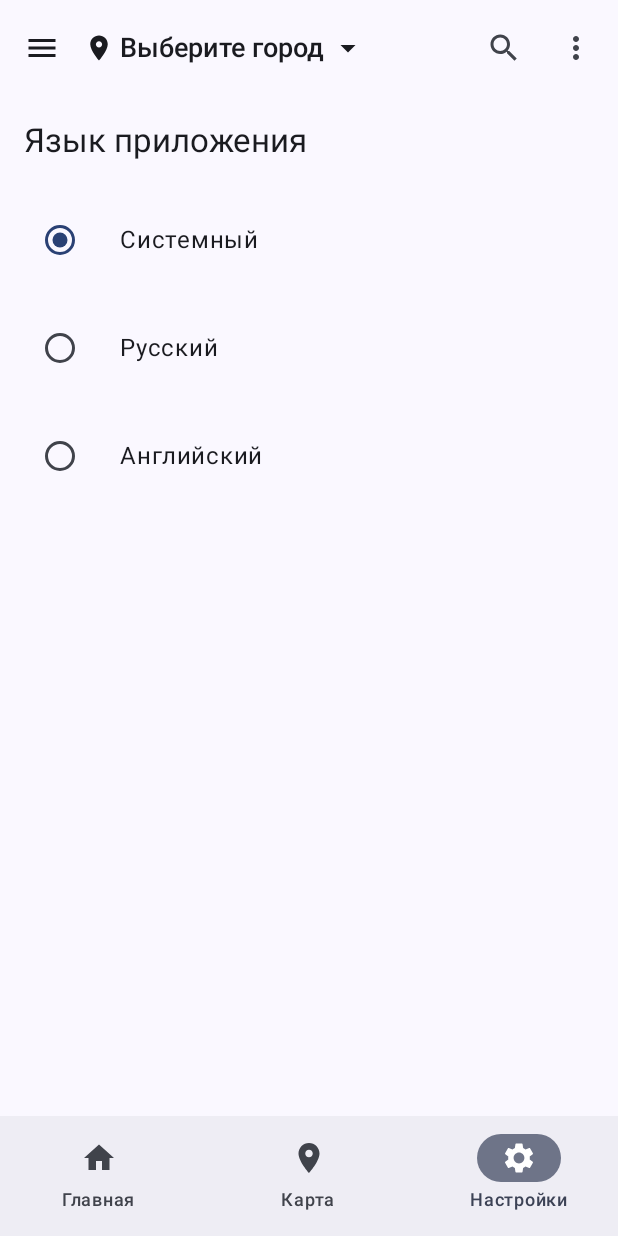
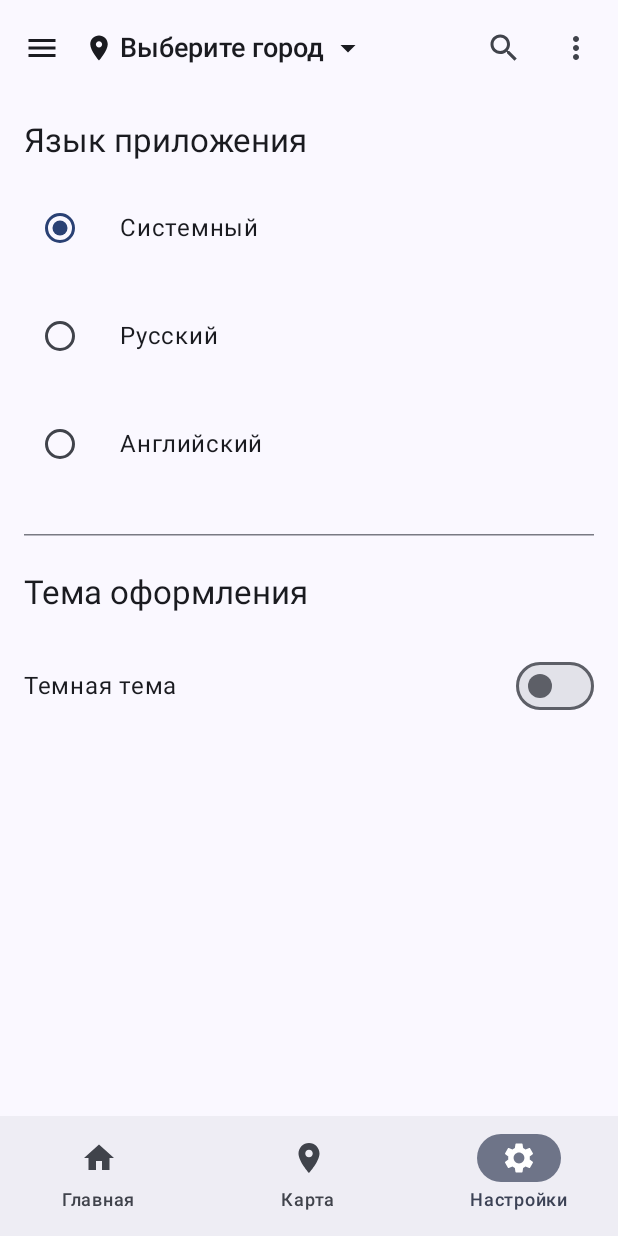
Before and after one commit to solandmedotru/DryDriveApp, an Android app built with Jetpack Compose: the screen it shows after launch (MainActivity), item 3 of the bottom bar chosen, on a phone screen of 412 x 824 dp. Run offline under Robolectric (Android 15) with nearby library versions, the phone set to English and light mode, and no system bars; our stand-ins replace Dagger/Hilt's generated code; libraries missing offline, so code that uses them is left out: com.jakewharton.retrofit2.

Commit message:
Feat: Add theme switcher to settings" или "Implement Light/Dark theme toggle

```diff
--- a/app/src/main/java/ru/devsoland/DryDriveApplication.kt
+++ b/app/src/main/java/ru/devsoland/DryDriveApplication.kt
@@ -8,8 +8,5 @@ class DryDriveApplication : Application() {
 
     override fun onCreate() {
         super.onCreate()
-        // На данный момент здесь ничего не делаем,
-        // связанного с языком. Это будет добавлено позже.
-        // Hilt будет инициализирован благодаря аннотации @HiltAndroidApp.
     }
 }
--- a/app/src/main/java/ru/devsoland/drydrive/DryDriveApp.kt
+++ b/app/src/main/java/ru/devsoland/drydrive/DryDriveApp.kt
@@ -97,17 +97,15 @@ fun DryDriveApp(
                 when (selectedItemIndex) {
                     0 -> // Экран Погоды
                         WeatherScreen(
-                            modifier = Modifier.padding(paddingValues).fillMaxSize(), // Передаем paddingValues
-                            viewModel = weatherViewModel // Передаем ту же ViewModel, чтобы uiState был синхронизирован
-                            // или WeatherScreen может сам получить через hiltViewModel()
-                            // если вы хотите разные инстансы или он не нужен в DryDriveApp напрямую
+                            modifier = Modifier.padding(paddingValues).fillMaxSize(),
+                            viewModel = weatherViewModel
                         )
                     1 -> MapScreenPlaceholder(
                         modifier = Modifier.padding(paddingValues).fillMaxSize()
                     )
-                    2 -> SettingsScreen(
-                        modifier = Modifier.padding(paddingValues).fillMaxSize(),
-                        viewModel = weatherViewModel // Передаем ту же ViewModel
+                    2 -> SettingsScreen( // <--- ИЗМЕНЕНИЕ ЗДЕСЬ
+                        modifier = Modifier.padding(paddingValues).fillMaxSize()
+                        // viewModel = weatherViewModel <-- ЭТА СТРОКА УДАЛЕНА
                     )
                 }
             }
--- a/app/src/main/java/ru/devsoland/drydrive/MainActivity.kt
+++ b/app/src/main/java/ru/devsoland/drydrive/MainActivity.kt
@@ -7,28 +7,35 @@ import android.util.Log
 import androidx.activity.ComponentActivity
 import androidx.activity.compose.setContent
 import androidx.activity.viewModels
-// import androidx.activity.viewModels // <-- УБИРАЕМ, если ViewModel получается в DryDriveApp
 import androidx.appcompat.app.AppCompatDelegate
+import androidx.compose.foundation.isSystemInDarkTheme // <-- Импорт для isSystemInDarkTheme
 import androidx.compose.foundation.layout.*
 import androidx.compose.material3.*
+import androidx.compose.runtime.Composable // <-- Добавлен импорт Composable
+import androidx.compose.runtime.collectAsState // <-- Импорт для collectAsState
+import androidx.compose.runtime.getValue // <-- Импорт для getValue
 import androidx.compose.ui.Modifier
 import androidx.core.view.WindowCompat
-import androidx.lifecycle.lifecycleScope // ОСТАВЛЯЕМ, если есть recreateActivityEvent
+import androidx.lifecycle.lifecycleScope
 import dagger.hilt.android.AndroidEntryPoint
 import dagger.hilt.android.EntryPointAccessors
 import kotlinx.coroutines.flow.first
-import kotlinx.coroutines.launch // ОСТАВЛЯЕМ, если есть recreateActivityEvent
+import kotlinx.coroutines.launch
 import kotlinx.coroutines.runBlocking
 import ru.devsoland.drydrive.common.util.setAppLocale
 import ru.devsoland.drydrive.common.model.AppLanguage
+import ru.devsoland.drydrive.common.model.ThemeSetting // <-- Импорт ThemeSetting
 import ru.devsoland.drydrive.data.preferences.UserPreferencesManager
 import ru.devsoland.drydrive.di.UserPreferencesEntryPoint
-import ru.devsoland.drydrive.feature_weather.ui.WeatherViewModel // <-- УБИРАЕМ, если ViewModel не создается здесь
+import ru.devsoland.drydrive.feature_weather.ui.WeatherViewModel
 import ru.devsoland.drydrive.ui.theme.DryDriveTheme
-
+import javax.inject.Inject // <-- Импорт для @Inject
 
 @AndroidEntryPoint
 class MainActivity : ComponentActivity() {
+
+    @Inject // Внедряем UserPreferencesManager
+    lateinit var userPreferencesManager: UserPreferencesManager
 
     private val weatherViewModel: WeatherViewModel by viewModels()
 
@@ -38,29 +45,22 @@ class MainActivity : ComponentActivity() {
             "attachBaseContext CALLED. Initial base context locale: ${newBase.resources.configuration.locale}"
         )
 
-        val userPreferencesManager: UserPreferencesManager
-        try {
+        // Логика для языка остается здесь, так как она нужна очень рано
+        val tempUserPreferencesManager: UserPreferencesManager = try {
             val entryPoint = EntryPointAccessors.fromApplication(
                 newBase.applicationContext,
                 UserPreferencesEntryPoint::class.java
             )
-            userPreferencesManager = entryPoint.getUserPreferencesManager()
-            Log.d(
-                "MainActivityLifecycle",
-                "UserPreferencesManager obtained successfully via EntryPoint."
-            )
-        } catch (e: IllegalStateException) {
-            Log.e(
-                "MainActivityLifecycle",
-                "Hilt not ready in attachBaseContext to get UserPreferencesManager: ${e.message}. Using default base context.",
-                e
-            )
-            super.attachBaseContext(newBase)
-            return
+            entryPoint.getUserPreferencesManager().also {
+                Log.d(
+                    "MainActivityLifecycle",
+                    "UserPreferencesManager obtained successfully via EntryPoint for language."
+                )
+            }
         } catch (e: Exception) {
             Log.e(
                 "MainActivityLifecycle",
-                "Unexpected error getting UserPreferencesManager: ${e.message}. Using default base context.",
+                "Error getting UserPreferencesManager in attachBaseContext: ${e.message}. Using default base context.",
                 e
             )
             super.attachBaseContext(newBase)
@@ -73,12 +73,12 @@ class MainActivity : ComponentActivity() {
                 "attachBaseContext: Attempting to get language code via runBlocking..."
             )
             runBlocking {
-                userPreferencesManager.selectedLanguageFlow.first().code
+                tempUserPreferencesManager.selectedLanguageFlow.first().code
             }
         } catch (e: Exception) {
             Log.e(
                 "MainActivityLifecycle",
-                "Error getting language code in runBlocking for attachBaseContext: ${e.message}. Defaulting to SYSTEM code.",
+                "Error getting language code for attachBaseContext: ${e.message}. Defaulting to SYSTEM code.",
                 e
             )
             AppLanguage.SYSTEM.code
@@ -106,7 +106,7 @@ class MainActivity : ComponentActivity() {
 
     override fun onCreate(savedInstanceState: Bundle?) {
         super.onCreate(savedInstanceState)
-        // ... ваш код onCreate для логов локали ...
+        // ... ваш существующий код onCreate для логов локали ...
         if (Build.VERSION.SDK_INT >= Build.VERSION_CODES.N) {
             Log.d(
                 "MainActivityLifecycle",
@@ -138,12 +138,24 @@ class MainActivity : ComponentActivity() {
         }
 
         setContent {
-            DryDriveTheme {
+            // Получаем текущую настройку темы из UserPreferencesManager
+            val currentThemeSetting by userPreferencesManager.selectedThemeFlow.collectAsState(
+                initial = ThemeSetting.SYSTEM // Начальное значение, пока Flow не эмитирует первое
+            )
+
+            // Определяем, использовать ли темную тему
+            val useDarkTheme = when (currentThemeSetting) {
+                ThemeSetting.LIGHT -> false
+                ThemeSetting.DARK -> true
+                ThemeSetting.SYSTEM -> isSystemInDarkTheme()
+            }
+
+            DryDriveTheme(darkTheme = useDarkTheme) { // Передаем результат в DryDriveTheme
                 Surface(
                     modifier = Modifier.fillMaxSize(),
                     color = MaterialTheme.colorScheme.background
                 ) {
-                    DryDriveApp(weatherViewModel = weatherViewModel) // <--- ПЕРЕДАЕМ ViewModel
+                    DryDriveApp(weatherViewModel = weatherViewModel)
                 }
             }
         }
--- /dev/null
+++ b/app/src/main/java/ru/devsoland/drydrive/common/model/ThemeSetting.kt
@@ -0,0 +1,7 @@
+package ru.devsoland.drydrive.common.model
+
+enum class ThemeSetting {
+    LIGHT,
+    DARK,
+    SYSTEM
+}
--- a/app/src/main/java/ru/devsoland/drydrive/data/preferences/UserPreferencesManager.kt
+++ b/app/src/main/java/ru/devsoland/drydrive/data/preferences/UserPreferencesManager.kt
@@ -12,24 +12,25 @@ import kotlinx.coroutines.flow.Flow
 import kotlinx.coroutines.flow.catch
 import kotlinx.coroutines.flow.map
 import ru.devsoland.drydrive.common.model.AppLanguage
-import ru.devsoland.drydrive.data.api.model.City // <-- Убедитесь, что импорт City корректен
+import ru.devsoland.drydrive.common.model.ThemeSetting // Добавлен импорт
+import ru.devsoland.drydrive.data.api.model.City
 import java.io.IOException
 import javax.inject.Inject
 import javax.inject.Singleton
 
 
-private val Context.appPreferencesDataStore by preferencesDataStore(name = "user_settings_drydrive") // Обновил имя файла DataStore
+private val Context.appPreferencesDataStore by preferencesDataStore(name = "user_settings_drydrive")
 
 object UserPreferenceKeys {
     val SELECTED_LANGUAGE_CODE = stringPreferencesKey("selected_language_code")
+    val SELECTED_THEME = stringPreferencesKey("selected_theme") // Ключ для темы
 
     // Новые ключи для города
     val LAST_CITY_NAME = stringPreferencesKey("last_city_name")
-    val LAST_CITY_LAT = doublePreferencesKey("last_city_lat") // Широта - Double
-    val LAST_CITY_LON = doublePreferencesKey("last_city_lon") // Долгота - Double
+    val LAST_CITY_LAT = doublePreferencesKey("last_city_lat")
+    val LAST_CITY_LON = doublePreferencesKey("last_city_lon")
     val LAST_CITY_COUNTRY = stringPreferencesKey("last_city_country")
-    val LAST_CITY_STATE = stringPreferencesKey("last_city_state") // State может быть null, сохраняем как String
-    // localNames пока не сохраняем, их получим из API при загрузке
+    val LAST_CITY_STATE = stringPreferencesKey("last_city_state")
 }
 
 @Singleton
@@ -57,11 +58,41 @@ class UserPreferencesManager @Inject constructor(@ApplicationContext private val
             }
         } catch (e: IOException) {
             Log.e("UserPrefsManager", "IOException while saving language.", e)
-            // Можно добавить обработку ошибки, например, через SharedFlow для UI
         } catch (e: Exception) {
             Log.e("UserPrefsManager", "Unexpected error saving language.", e)
         }
     }
+
+    // --- Настройки темы ---
+    val selectedThemeFlow: Flow<ThemeSetting> = context.appPreferencesDataStore.data
+        .catch { exception ->
+            handlePreferenceReadError("theme", exception)
+            emit(emptyPreferences())
+        }
+        .map { preferences ->
+            val themeName = preferences[UserPreferenceKeys.SELECTED_THEME]
+            Log.d("UserPrefsManager", "Read theme name: '$themeName'")
+            try {
+                if (themeName != null) ThemeSetting.valueOf(themeName) else ThemeSetting.SYSTEM
+            } catch (e: IllegalArgumentException) {
+                Log.w("UserPrefsManager", "Invalid theme name '$themeName' in preferences, defaulting to SYSTEM.")
+                ThemeSetting.SYSTEM
+            }
+        }
+
+    suspend fun saveSelectedTheme(theme: ThemeSetting) {
+        try {
+            context.appPreferencesDataStore.edit { preferences ->
+                preferences[UserPreferenceKeys.SELECTED_THEME] = theme.name
+                Log.d("UserPrefsManager", "Saved theme: '${theme.name}'")
+            }
+        } catch (e: IOException) {
+            Log.e("UserPrefsManager", "IOException while saving theme.", e)
+        } catch (e: Exception) {
+            Log.e("UserPrefsManager", "Unexpected error saving theme.", e)
+        }
+    }
+
 
     // --- Настройки последнего выбранного города ---
     val lastSelectedCityFlow: Flow<City?> = context.appPreferencesDataStore.data
@@ -76,9 +107,8 @@ class UserPreferencesManager @Inject constructor(@ApplicationContext private val
             val country = preferences[UserPreferenceKeys.LAST_CITY_COUNTRY]
 
             if (name != null && lat != null && lon != null && country != null) {
-                val state = preferences[UserPreferenceKeys.LAST_CITY_STATE] // State может быть null
+                val state = preferences[UserPreferenceKeys.LAST_CITY_STATE]
                 Log.d("UserPrefsManager", "Read last city: $name, $lat, $lon, $country, State: $state")
-                // localNames будут null, так как мы их не сохраняем. API их вернет.
                 City(name = name, lat = lat, lon = lon, country = country, state = state, localNames = null)
             } else {
                 Log.d("UserPrefsManager", "No valid last city data found in preferences.")
@@ -97,11 +127,10 @@ class UserPreferencesManager @Inject constructor(@ApplicationContext private val
                     if (city.state != null) {
                         preferences[UserPreferenceKeys.LAST_CITY_STATE] = city.state
                     } else {
-                        preferences.remove(UserPreferenceKeys.LAST_CITY_STATE) // Удаляем, если state null
+                        preferences.remove(UserPreferenceKeys.LAST_CITY_STATE)
                     }
                     Log.d("UserPrefsManager", "Saved last city: ${city.name}")
                 } else {
-                    // Если city is null, удаляем все ключи города (сброс)
                     preferences.remove(UserPreferenceKeys.LAST_CITY_NAME)
                     preferences.remove(UserPreferenceKeys.LAST_CITY_LAT)
                     preferences.remove(UserPreferenceKeys.LAST_CITY_LON)
@@ -123,7 +152,6 @@ class UserPreferencesManager @Inject constructor(@ApplicationContext private val
             Log.e("UserPrefsManager", "IOException while reading $preferenceName preferences.", exception)
         } else {
             Log.e("UserPrefsManager", "Unexpected error reading $preferenceName preferences.", exception)
-            // Не перебрасываем, чтобы не уронить приложение, map вернет значение по умолчанию
         }
     }
 }
--- a/app/src/main/java/ru/devsoland/drydrive/di/LanguageManagerEntryPoint.kt
+++ /dev/null
@@ -1,12 +0,0 @@
-package ru.devsoland.drydrive.di // или ваш пакет для DI
-
-import dagger.hilt.EntryPoint
-import dagger.hilt.InstallIn
-import dagger.hilt.components.SingletonComponent
-import ru.devsoland.drydrive.data.preferences.UserPreferencesManager // <--- ИЗМЕНИТЬ ИМПОРТ
-
-@EntryPoint
-@InstallIn(SingletonComponent::class)
-interface UserPreferencesEntryPoint { // <--- ПЕРЕИМЕНОВАТЬ ИНТЕРФЕЙС
-    fun getUserPreferencesManager(): UserPreferencesManager // <--- ИЗМЕНИТЬ ТИП И ИМЯ МЕТОДА
-}
--- /dev/null
+++ b/app/src/main/java/ru/devsoland/drydrive/di/UserPreferencesEntryPoint.kt
@@ -0,0 +1,12 @@
+package ru.devsoland.drydrive.di // или ваш пакет для DI
+
+import dagger.hilt.EntryPoint
+import dagger.hilt.InstallIn
+import dagger.hilt.components.SingletonComponent
+import ru.devsoland.drydrive.data.preferences.UserPreferencesManager
+
+@EntryPoint
+@InstallIn(SingletonComponent::class)
+interface UserPreferencesEntryPoint {
+    fun getUserPreferencesManager(): UserPreferencesManager
+}
--- a/app/src/main/java/ru/devsoland/drydrive/feature_settings/ui/SettingsScreen.kt
+++ b/app/src/main/java/ru/devsoland/drydrive/feature_settings/ui/SettingsScreen.kt
@@ -1,85 +1,147 @@
 package ru.devsoland.drydrive.feature_settings.ui
 
 import androidx.compose.foundation.clickable
+import androidx.compose.foundation.isSystemInDarkTheme // <-- Import for system theme check
+import androidx.compose.foundation.layout.Arrangement
 import androidx.compose.foundation.layout.Column
 import androidx.compose.foundation.layout.Row
 import androidx.compose.foundation.layout.Spacer
 import androidx.compose.foundation.layout.fillMaxWidth
+import androidx.compose.foundation.layout.height
 import androidx.compose.foundation.layout.padding
 import androidx.compose.foundation.layout.width
+import androidx.compose.material3.HorizontalDivider
 import androidx.compose.material3.MaterialTheme
 import androidx.compose.material3.RadioButton
+import androidx.compose.material3.Switch // <-- Import Switch
 import androidx.compose.material3.Text
 import androidx.compose.runtime.Composable
 import androidx.compose.runtime.collectAsState
 import androidx.compose.runtime.getValue
 import androidx.compose.ui.Alignment
 import androidx.compose.ui.Modifier
-import androidx.compose.ui.platform.LocalContext // Для appLanguageDisplayName
+import androidx.compose.ui.platform.LocalContext
 import androidx.compose.ui.res.stringResource
 import androidx.compose.ui.unit.dp
 import androidx.lifecycle.viewmodel.compose.viewModel
-import ru.devsoland.drydrive.feature_weather.ui.WeatherViewModel // Используем наш основной ViewModel
 import ru.devsoland.drydrive.R
 import ru.devsoland.drydrive.common.model.AppLanguage
+import ru.devsoland.drydrive.common.model.ThemeSetting
 
 /**
  * Composable функция для отображения отображаемого имени языка.
- * Мы определяем ее здесь, так как LanguageManager не должен знать о Composable.
  */
 @Composable
 private fun appLanguageDisplayName(language: AppLanguage): String {
     return LocalContext.current.getString(language.displayNameResId)
 }
 
+// themeSettingDisplayName function is no longer needed
+
 @Composable
 fun SettingsScreen(
-    modifier: Modifier = Modifier, // Modifier для применения padding из Scaffold
-    viewModel: WeatherViewModel = viewModel()
+    modifier: Modifier = Modifier,
+    viewModel: SettingsViewModel = viewModel()
 ) {
-    // Подписываемся на StateFlow текущего языка из ViewModel
     val currentLanguage by viewModel.currentLanguage.collectAsState()
+    val currentTheme by viewModel.currentTheme.collectAsState()
+    val isSystemDark = isSystemInDarkTheme() // Check actual system theme
 
     Column(
-        modifier = modifier // Применяем padding, переданный от Scaffold
-            .padding(all = 16.dp) // Дополнительный внутренний padding для контента экрана
+        modifier = modifier
+            .padding(all = 16.dp)
     ) {
+        // --- Секция выбора языка ---
         Text(
-            text = stringResource(R.string.settings_language_title), // "Язык приложения"
+            text = stringResource(R.string.settings_language_title),
             style = MaterialTheme.typography.titleLarge,
-            modifier = Modifier.padding(bottom = 16.dp)
+            modifier = Modifier.padding(bottom = 8.dp)
         )
-
-        // Перебираем все доступные языки из нашего enum AppLanguage
         AppLanguage.entries.forEach { language ->
-            Row(
-                modifier = Modifier
-                    .fillMaxWidth()
-                    .clickable { // Делаем всю строку кликабельной
-                        // Вызываем метод ViewModel для сохранения выбранного языка
-                        if (currentLanguage != language) { // Чтобы не вызывать лишний раз, если язык уже выбран
-                            viewModel.onLanguageSelected(language)
-                            // Пока НЕ вызываем recreate() Activity
-                        }
-                    }
-                    .padding(vertical = 12.dp),
-                verticalAlignment = Alignment.CenterVertically
-            ) {
-                RadioButton(
-                    selected = (currentLanguage == language),
+            SelectableRow(
+                text = appLanguageDisplayName(language),
+                selected = currentLanguage == language,
                 onClick = {
-                        // Этот onClick для RadioButton также вызывает смену языка
                     if (currentLanguage != language) {
                         viewModel.onLanguageSelected(language)
                     }
                 }
             )
+        }
+
+        Spacer(Modifier.height(24.dp))
+        HorizontalDivider()
+        Spacer(Modifier.height(24.dp))
+
+        // --- Секция выбора темы ---
+        Text(
+            text = stringResource(R.string.settings_theme_title),
+            style = MaterialTheme.typography.titleLarge,
+            modifier = Modifier.padding(bottom = 16.dp) // Added a bit more bottom padding
+        )
+
+        Row(
+            modifier = Modifier
+                .fillMaxWidth()
+                .clickable {
+                    // Toggle theme when the row is clicked
+                    val newTheme = if (currentTheme == ThemeSetting.DARK || (currentTheme == ThemeSetting.SYSTEM && isSystemDark)) {
+                        ThemeSetting.LIGHT
+                    } else {
+                        ThemeSetting.DARK
+                    }
+                    viewModel.onThemeSelected(newTheme)
+                }
+                .padding(vertical = 8.dp), // Adjusted padding for the row
+            verticalAlignment = Alignment.CenterVertically,
+            horizontalArrangement = Arrangement.SpaceBetween // To push Switch to the end
+        ) {
+            Text(
+                text = stringResource(R.string.settings_theme_dark_mode_toggle), // e.g., "Темная тема"
+                style = MaterialTheme.typography.bodyLarge,
+                modifier = Modifier.weight(1f) // Allow text to take available space
+            )
+            Switch(
+                checked = when (currentTheme) {
+                    ThemeSetting.LIGHT -> false
+                    ThemeSetting.DARK -> true
+                    ThemeSetting.SYSTEM -> isSystemDark // Switch reflects system if "System" is chosen
+                },
+                onCheckedChange = { isChecked ->
+                    viewModel.onThemeSelected(if (isChecked) ThemeSetting.DARK else ThemeSetting.LIGHT)
+                },
+                modifier = Modifier.padding(start = 16.dp)
+            )
+        }
+    }
+}
+
+/**
+ * Вспомогательный Composable для строки с RadioButton и текстом.
+ * (Still used for Language selection)
+ */
+@Composable
+private fun SelectableRow(
+    text: String,
+    selected: Boolean,
+    onClick: () -> Unit,
+    modifier: Modifier = Modifier
+) {
+    Row(
+        modifier = modifier
+            .fillMaxWidth()
+            .clickable(onClick = onClick)
+            .padding(vertical = 12.dp),
+        verticalAlignment = Alignment.CenterVertically
+    ) {
+        RadioButton(
+            selected = selected,
+            onClick = onClick
+        )
         Spacer(Modifier.width(16.dp))
         Text(
-                    text = appLanguageDisplayName(language), // Отображаем имя языка
+            text = text,
             style = MaterialTheme.typography.bodyLarge
         )
     }
 }
-    }
-}
--- /dev/null
+++ b/app/src/main/java/ru/devsoland/drydrive/feature_settings/ui/SettingsViewModel.kt
@@ -0,0 +1,52 @@
+package ru.devsoland.drydrive.feature_settings.ui
+
+import androidx.lifecycle.ViewModel
+import androidx.lifecycle.viewModelScope
+import dagger.hilt.android.lifecycle.HiltViewModel
+import kotlinx.coroutines.flow.SharingStarted
+import kotlinx.coroutines.flow.StateFlow
+import kotlinx.coroutines.flow.stateIn
+import kotlinx.coroutines.launch
+import ru.devsoland.drydrive.common.model.AppLanguage
+import ru.devsoland.drydrive.common.model.ThemeSetting
+import ru.devsoland.drydrive.data.preferences.UserPreferencesManager
+import javax.inject.Inject
+
+data class SettingsUiState(
+    val selectedLanguage: AppLanguage = AppLanguage.SYSTEM, // Значение по умолчанию
+    val selectedTheme: ThemeSetting = ThemeSetting.SYSTEM    // Значение по умолчанию
+)
+
+@HiltViewModel
+class SettingsViewModel @Inject constructor(
+    private val userPreferencesManager: UserPreferencesManager
+) : ViewModel() {
+
+    // Flow для языка
+    val currentLanguage: StateFlow<AppLanguage> = userPreferencesManager.selectedLanguageFlow
+        .stateIn(
+            scope = viewModelScope,
+            started = SharingStarted.WhileSubscribed(5000),
+            initialValue = AppLanguage.SYSTEM // Начальное значение до первой эмиссии
+        )
+
+    // Flow для темы
+    val currentTheme: StateFlow<ThemeSetting> = userPreferencesManager.selectedThemeFlow
+        .stateIn(
+            scope = viewModelScope,
+            started = SharingStarted.WhileSubscribed(5000),
+            initialValue = ThemeSetting.SYSTEM // Начальное значение
+        )
+
+    fun onLanguageSelected(language: AppLanguage) {
+        viewModelScope.launch {
+            userPreferencesManager.saveSelectedLanguage(language)
+        }
+    }
+
+    fun onThemeSelected(theme: ThemeSetting) {
+        viewModelScope.launch {
+            userPreferencesManager.saveSelectedTheme(theme)
+        }
+    }
+}
--- a/app/src/main/res/values/strings.xml
+++ b/app/src/main/res/values/strings.xml
@@ -110,5 +110,8 @@
     <string name="language_system">Системный</string>
 
 
+    <string name="settings_theme_title">Тема оформления</string>
+    <string name="settings_theme_dark_mode_toggle">Темная тема</string>
+
 
 </resources>
```
Also changed, not shown: app/src/main/java/ru/devsoland/drydrive/ui/UiModels.kt (deleted, +0 -36 lines), 2 other files. Lines whose indentation alone changed are shown as unchanged.
